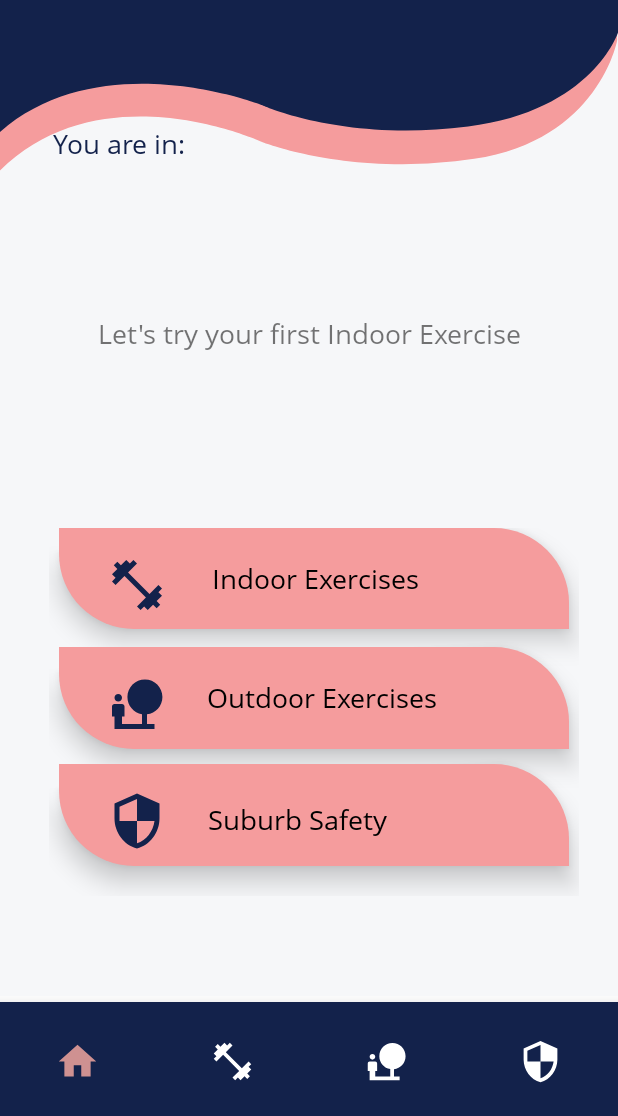
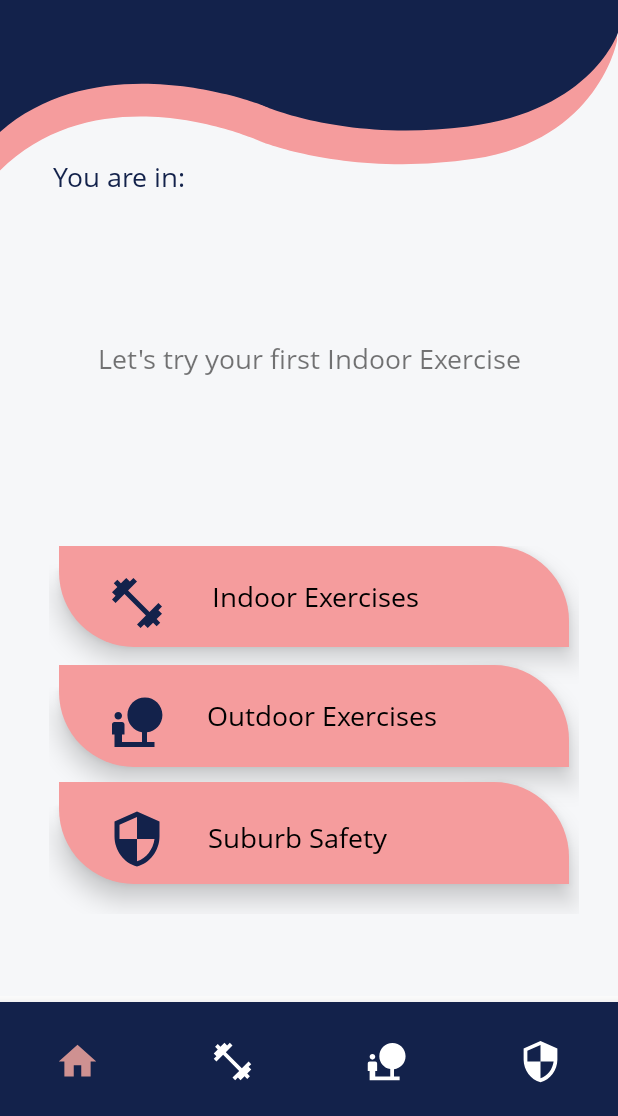
Before and after one commit to TeamB7/On-Your-Toes, an Android app: the App_Home screen opened directly, with no data from a screen before it, on a phone screen of 412 x 824 dp, the part 120-1236 px from its top. Run offline under Robolectric (Android 15) with nearby library versions, the phone set to English and light mode, and no system bars; Roboto replaces fonts that are not available here; 1 statement that could not run was skipped.

Commit message:
change to home screen ui

```diff
--- a/app/src/main/res/layout-xxxhdpi/activity_app__home.xml
+++ b/app/src/main/res/layout-xxxhdpi/activity_app__home.xml
@@ -362,7 +362,7 @@
         android:id="@+id/textView21"
         android:layout_width="wrap_content"
         android:layout_height="wrap_content"
-        android:layout_marginTop="44dp"
+        android:layout_marginTop="66dp"
         android:text="You are in: "
         android:textColor="@color/colorPrimary"
         android:textSize="18sp"
```
